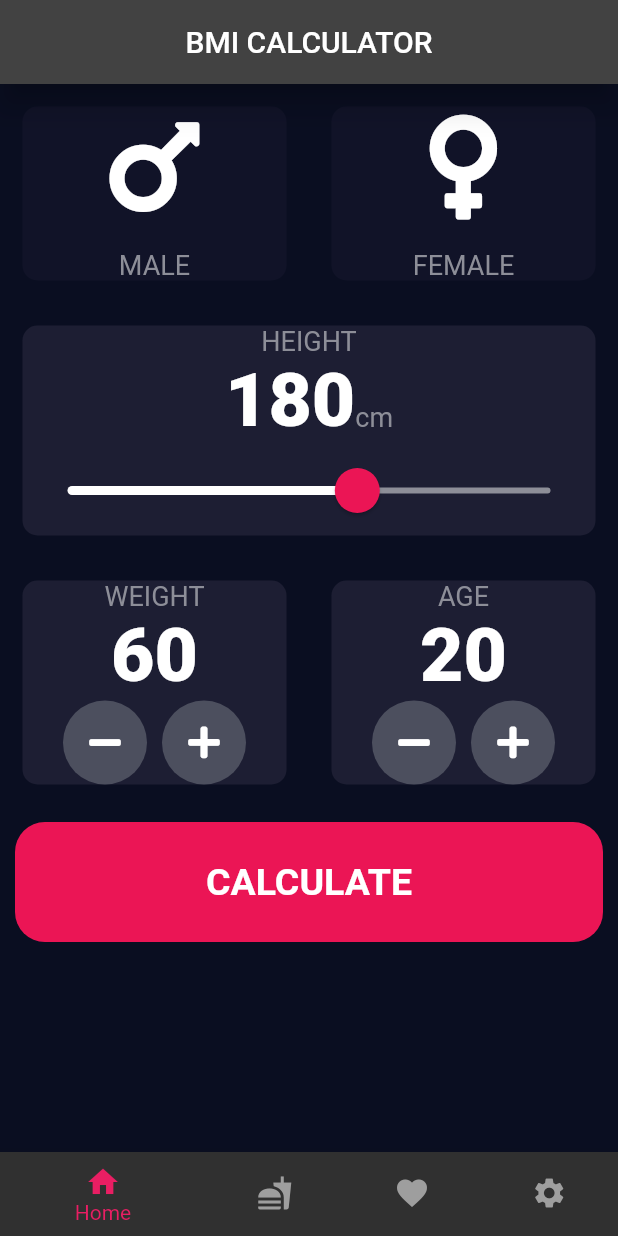
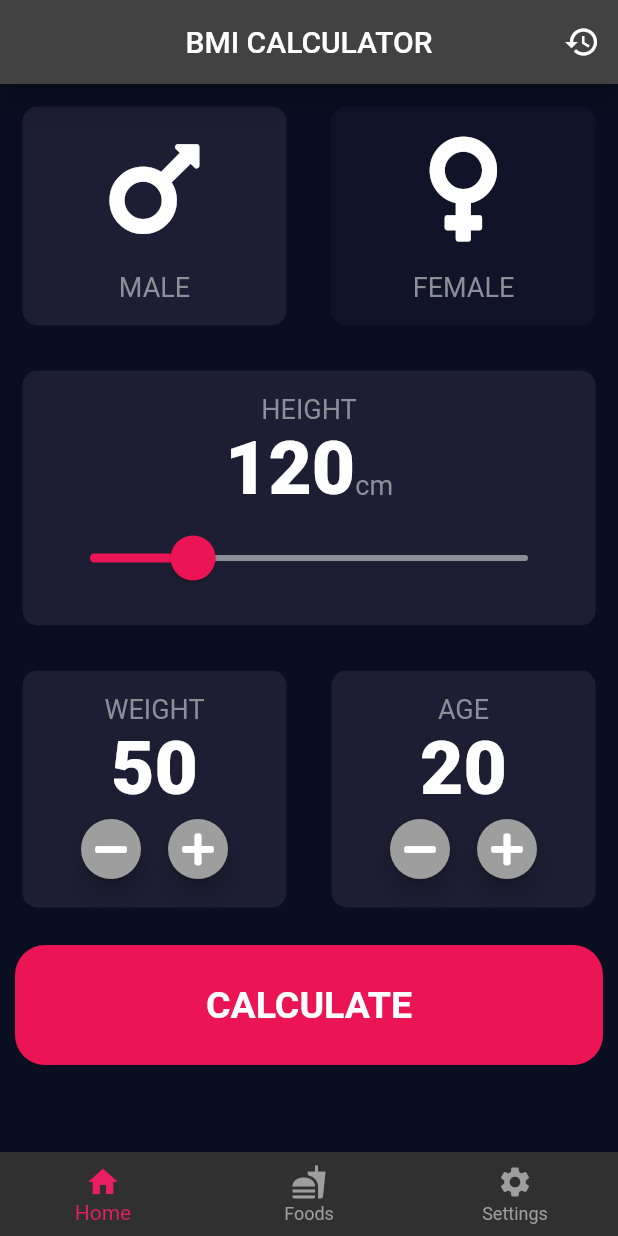
Before and after one commit to ravena4/HealtyCare-Capstone, a Flutter app: the screen it shows after launch, on a phone screen of 412 x 824 dp. Run offline on Flutter 3.47's test engine with Material 2 defaults, Android fonts, the phone set to English and light mode, and no system bars; our stand-ins replace auto_size_text, connectivity, flushbar, flutter_easyrefresh, flutter_local_notifications, font_awesome_flutter and 4 more; missing offline and left inert: flutter_ringtone_player; accounts and stored records are empty.

Commit message:
create a feature save bmi results (history)

```diff
--- a/lib/main.dart
+++ b/lib/main.dart
@@ -1,14 +1,22 @@
 import 'package:flutter/material.dart';
 import 'package:flutter_local_notifications/flutter_local_notifications.dart';
-import 'package:healthy_care/screens/home/input_page.dart';
+import 'package:healthy_care/service/home_page_controller.dart';
+import 'package:healthy_care/model/historyitem.dart';
+import 'package:healthy_care/screens/home/result.dart';
 import 'package:healthy_care/screens/menu.dart';
 import 'package:healthy_care/service/notification_service.dart';
+import 'package:hive/hive.dart';
+import 'package:hive_flutter/hive_flutter.dart';
+import 'package:provider/provider.dart';
 
 final FlutterLocalNotificationsPlugin flutterLocalNotificationsPlugin = FlutterLocalNotificationsPlugin();
 Future<void> main() async {
   WidgetsFlutterBinding.ensureInitialized();
   final NotificationService notificationService = NotificationService();
   await notificationService.initNotification(flutterLocalNotificationsPlugin);
+  await Hive.initFlutter();
+  Hive.registerAdapter(HistoryItemAdapter());
+  await Hive.openBox<HistoryItem>('history');
   runApp(HealtyCare());
 }
 
@@ -17,13 +25,23 @@ const HealtyCare({ Key key }) : super(key: key);
 
   @override
   Widget build(BuildContext context) {
-    return MaterialApp(
-      debugShowCheckedModeBanner: false,
-      theme: ThemeData.dark().copyWith(
-        primaryColor: Color(0xFF0A0E21),
-        scaffoldBackgroundColor: Color(0xFF0A0E21),
+    return MultiProvider(
+      providers: [
+        ChangeNotifierProvider(
+          create: (BuildContext context) => HomePageController(),
+        )
+      ],
+      child: MaterialApp(
+        debugShowCheckedModeBanner: false,
+        theme: ThemeData.dark().copyWith(
+          primaryColor: Color(0xFF0A0E21),
+          scaffoldBackgroundColor: Color(0xFF0A0E21),
+        ),
+        home: BottomNavPage(),
+        routes: {
+          ResultsPage.routeName: (context) => ResultsPage(),
+        },
       ),
-      home: BottomNavPage(),
     );
   }
 }
--- /dev/null
+++ b/lib/model/historyitem.dart
@@ -0,0 +1,13 @@
+import 'package:hive/hive.dart';
+
+part 'historyitem.g.dart';
+
+@HiveType(typeId: 0)
+class HistoryItem extends HiveObject {
+  @HiveField(0)
+  String title;
+  @HiveField(1)
+  String subtitle;
+  @HiveField(2)
+  String trailing;
+}
--- a/lib/screens/home/input_page.dart
+++ b/lib/screens/home/input_page.dart
@@ -1,29 +1,16 @@
 import 'package:flutter/cupertino.dart';
 import 'package:flutter/material.dart';
 import 'package:font_awesome_flutter/font_awesome_flutter.dart';
+import 'package:healthy_care/service/home_page_controller.dart';
+import 'package:healthy_care/screens/history.dart';
 import 'package:healthy_care/util/bottom_button.dart';
-import 'package:healthy_care/util/calculate_brain.dart';
 import 'package:healthy_care/constants.dart';
-import 'package:healthy_care/util/icon_content.dart';
+import 'package:healthy_care/util/gender_container.dart';
 import 'package:healthy_care/util/reusable_card.dart';
-import 'package:healthy_care/util/round_icon_button.dart';
+import 'package:provider/provider.dart';
 import 'result.dart';
 
-enum Gender {
-  male,
-  female,
-}
-
-class InputPage extends StatefulWidget {
-  @override
-  _InputPageState createState() => _InputPageState();
-}
-
-class _InputPageState extends State<InputPage> {
-  Gender selectedGender;
-  int height = 180;
-  int weight = 60;
-  int age = 20;
+class InputPage extends StatelessWidget {
 
   @override
   Widget build(BuildContext context) {
@@ -32,9 +19,16 @@ class _InputPageState extends State<InputPage> {
         centerTitle: true,
         title: Text('BMI CALCULATOR'),
         elevation: 8.0,
+        actions: [
+          IconButton(
+            onPressed: () {
+              showDialog(context: context, builder: (context) => History());
+            },
+            icon: Icon(Icons.history),
+          ),
+        ],
       ),
       body: Column(
-        crossAxisAlignment: CrossAxisAlignment.stretch,
         children: <Widget>[
           Expanded(
             child: SingleChildScrollView(
@@ -45,13 +39,10 @@ class _InputPageState extends State<InputPage> {
                     child: Row(
                       children: <Widget>[
                         Expanded(
-                          child: BoxContainer(
-                            onPress: () {
-                              setState(() {
-                                selectedGender = Gender.male;
-                              });
-                            },
-                            color: selectedGender == Gender.male
+                          child: Consumer<HomePageController>(
+                          builder: (context, value, child) => GenderContainer(
+                            onPress: () => value.changeGender(),
+                            color: value.isMale
                                 ? kActiveCardColour
                                 : kInactiveCardColour,
                             cardChild: IconContents(
@@ -60,19 +51,18 @@ class _InputPageState extends State<InputPage> {
                             ),
                           ),
                         ),
+                        ),
                         Expanded(
-                          child: BoxContainer(
-                            onPress: () {
-                              setState(() {
-                                selectedGender = Gender.female;
-                              });
-                            },
-                            color: selectedGender == Gender.female
+                          child: Consumer<HomePageController>(
+                          builder: (context, value, child) => GenderContainer(
+                            onPress: () => value.changeGender(),
+                            color: !value.isMale
                                 ? kActiveCardColour
                                 : kInactiveCardColour,
                             cardChild: IconContents(
                               icon: FontAwesomeIcons.venus,
                               character: 'FEMALE',
+                            ),
                           ),
                         ),
                         ),
@@ -94,9 +84,10 @@ class _InputPageState extends State<InputPage> {
                             crossAxisAlignment: CrossAxisAlignment.baseline,
                             textBaseline: TextBaseline.alphabetic,
                             children: <Widget>[
-                              Text(
-                                height.toString(),
-                                style: kNumberTextStyle,
+                              Selector<HomePageController, int>(
+                                selector: (_, provider) => provider.getHeight,
+                                builder: (BuildContext context, value, Widget child) =>
+                                    Text(value.round().toString(), style: kNumberTextStyle),
                               ),
                               Text(
                                 'cm',
@@ -104,7 +95,8 @@ class _InputPageState extends State<InputPage> {
                               )
                             ],
                           ),
-                          SliderTheme(
+                          Consumer<HomePageController>(
+                            builder: (BuildContext context, p, _) => SliderTheme(
                               data: SliderTheme.of(context).copyWith(
                                 inactiveTrackColor: Color(0xFF8D8E98),
                                 activeTrackColor: Colors.white,
@@ -116,14 +108,14 @@ class _InputPageState extends State<InputPage> {
                                 RoundSliderOverlayShape(overlayRadius: 30.0),
                               ),
                               child: Slider(
-                              value: height.toDouble(),
-                              min: 120.0,
-                              max: 220.0,
-                              onChanged: (double newValue) {
-                                setState(() {
-                                  height = newValue.round();
-                                });
+                                value: p.getHeight.toDouble(),
+                                max: 250.0,
+                                min: 80.0,
+                                activeColor: kBottomContainerColour,
+                                onChanged: (newHeight) {
+                                  p.heightFunction(newHeight.toInt());
                                 },
+                              ),
                             ),
                           ),
                         ],
@@ -143,30 +135,38 @@ class _InputPageState extends State<InputPage> {
                                   'WEIGHT',
                                   style: kLabelTextStyle,
                                 ),
-                                Text(
-                                  weight.toString(),
+                                Selector<HomePageController, int>(
+                                  selector: (_, provider) => provider.getWeight,
+                                  builder: (context, value, child) => Text(
+                                    value.toString(),
                                     style: kNumberTextStyle,
+                                  ),
                                 ),
                                 Row(
                                   mainAxisAlignment: MainAxisAlignment.center,
                                   children: <Widget>[
-                                    RoundIconButton(
-                                        icon: FontAwesomeIcons.minus,
-                                        onPressed: () {
-                                          setState(() {
-                                            weight--;
-                                          });
-                                        }),
+                                    Consumer<HomePageController>(
+                                        builder: (context, provider, child) => Container(
+                                          child: FloatingActionButton(
+                                            heroTag: 'decreaseWeight',
+                                            mini: true,
+                                            backgroundColor: Colors.grey,
+                                            onPressed: () => provider.decreaseWeight(),
+                                            child: Icon(FontAwesomeIcons.minus, color: Colors.white),
+                                          ),
+                                        )),
                                     SizedBox(
                                       width: 10.0,
                                     ),
-                                    RoundIconButton(
-                                      icon: FontAwesomeIcons.plus,
-                                      onPressed: () {
-                                        setState(() {
-                                          weight++;
-                                        });
-                                      },
+                                    Consumer<HomePageController>(
+                                      builder: (context, provider, child) =>
+                                          FloatingActionButton(
+                                            heroTag: 'increaseWeight',
+                                            mini: true,
+                                            backgroundColor: Colors.grey,
+                                            onPressed: () => provider.increaseWeight(),
+                                            child: Icon(FontAwesomeIcons.plus, color: Colors.white),
+                                          ),
                                     ),
                                   ],
                                 ),
@@ -184,33 +184,39 @@ class _InputPageState extends State<InputPage> {
                                   'AGE',
                                   style: kLabelTextStyle,
                                 ),
-                                Text(
-                                  age.toString(),
+                                Selector<HomePageController, int>(
+                                  selector: (_, provider) => provider.getAge,
+                                  builder: (context, value, child) => Text(
+                                    value.toString(),
                                     style: kNumberTextStyle,
+                                  ),
                                 ),
                                 Row(
                                   mainAxisAlignment: MainAxisAlignment.center,
                                   children: <Widget>[
-                                    RoundIconButton(
-                                      icon: FontAwesomeIcons.minus,
-                                      onPressed: () {
-                                        setState(
-                                              () {
-                                            age--;
-                                          },
-                                        );
-                                      },
+                                    Consumer<HomePageController>(
+                                        builder: (context, provider, child) => Container(
+                                          child: FloatingActionButton(
+                                            heroTag: 'decreaseAge',
+                                            mini: true,
+                                            backgroundColor: Colors.grey,
+                                            onPressed: () => provider.decreaseAge(),
+                                            child: Icon(FontAwesomeIcons.minus, color: Colors.white),
                                           ),
+                                        )),
                                     SizedBox(
                                       width: 10.0,
                                     ),
-                                    RoundIconButton(
-                                        icon: FontAwesomeIcons.plus,
-                                        onPressed: () {
-                                          setState(() {
-                                            age++;
-                                          });
-                                        })
+                                    Consumer<HomePageController>(
+                                      builder: (context, provider, child) =>
+                                          FloatingActionButton(
+                                            heroTag: 'increaseAge',
+                                            mini: true,
+                                            backgroundColor: Colors.grey,
+                                            onPressed: () => provider.increaseAge(),
+                                            child: Icon(FontAwesomeIcons.plus, color: Colors.white),
+                                          ),
+                                    ),
                                   ],
                                 )
                               ],
@@ -223,17 +229,10 @@ class _InputPageState extends State<InputPage> {
                   BottomButton(
                     buttonTitle: 'CALCULATE',
                     onTap: () {
-                      CalculatorBrain calc =
-                      CalculatorBrain(height: height, weight: weight);
-
                       Navigator.push(
                         context,
                         MaterialPageRoute(
-                          builder: (context) => ResultsPage(
-                            bmiResult: calc.calculateBMI(),
-                            resultText: calc.getResult(),
-                            interpretation: calc.getInterpretation(),
-                          ),
+                          builder: (context) => ResultsPage(),
                         ),
                       );
                     },
--- a/lib/screens/menu.dart
+++ b/lib/screens/menu.dart
@@ -1,7 +1,7 @@
 import 'package:flutter/material.dart';
 import 'package:healthy_care/screens/foods/launch_screen.dart';
 import 'package:healthy_care/screens/home/input_page.dart';
-import 'package:healthy_care/setting.dart';
+import 'package:healthy_care/screens/setting.dart';
 
 class BottomNavPage extends StatefulWidget {
   @override
@@ -22,7 +22,6 @@ class _BottomNavPageState extends State<BottomNavPage> {
     final _listPage = <Widget>[
       InputPage(),
       LaunchScreen(),
-      Text('Halaman Favorite'),
       SettingScreen(),
     ];
 
@@ -34,10 +33,6 @@ class _BottomNavPageState extends State<BottomNavPage> {
       BottomNavigationBarItem(
         icon: Icon(Icons.fastfood),
         label: 'Foods',
-      ),
-      BottomNavigationBarItem(
-        icon: Icon(Icons.favorite),
-        label: 'Favorite',
       ),
       BottomNavigationBarItem(
         icon: Icon(Icons.settings),
--- a/lib/util/calculate_brain.dart
+++ /dev/null
@@ -1,36 +0,0 @@
-import 'dart:math';
-
-class CalculatorBrain {
-
-  CalculatorBrain({this.height, this.weight});
-
-  final int height;
-  final int weight;
-
-  double _bmi;
-
-  String calculateBMI() {
-    _bmi = weight / pow(height / 100, 2);
-    return _bmi.toStringAsFixed(1);
-  }
-
-  String getResult() {
-    if (_bmi >= 25) {
-      return 'Overweight';
-    } else if (_bmi > 18.5) {
-      return 'Normal';
-    } else {
-      return 'Underweight';
-    }
-  }
-
-  String getInterpretation() {
-    if (_bmi >= 25) {
-      return 'You have a higher than Body Mass Index than a normal Person ';
-    } else if (_bmi >= 18.5) {
-      return 'You have a normal body mass Index ';
-    } else {
-      return 'You have a lower Body Mass Index ';
-    }
-  }
-}
--- /dev/null
+++ b/lib/util/gender_container.dart
@@ -0,0 +1,59 @@
+import 'package:flutter/material.dart';
+import 'package:healthy_care/service/home_page_controller.dart';
+import 'package:provider/provider.dart';
+
+class GenderContainer extends StatelessWidget {
+  final String gender;
+  final Color color;
+  final Widget cardChild;
+  final Function onPress;
+
+  GenderContainer({this.color, this.cardChild, this.onPress, this.gender});
+
+  @override
+  Widget build(BuildContext context) {
+    return Consumer<HomePageController>(
+      builder: (context, value, child) => GestureDetector(
+        onTap: onPress,
+        child: Container(
+          child: cardChild,
+          margin: EdgeInsets.all(15.0),
+          padding: EdgeInsets.all(15),
+          decoration: BoxDecoration(
+            color: color,
+            borderRadius: BorderRadius.circular(10.0),
+          ),
+        ),
+      ),
+    );
+  }
+}
+
+class IconContents extends StatelessWidget {
+  final String character;
+  final IconData icon;
+  IconContents({this.character, this.icon});
+
+  @override
+  Widget build(BuildContext context) {
+    return Column(
+      mainAxisAlignment: MainAxisAlignment.center,
+      children: <Widget>[
+        Icon(
+          icon,
+          size: 80.0,
+        ),
+        SizedBox(
+          height: 15.0,
+        ),
+        Text(
+          character,
+          style: TextStyle(
+            fontSize: 18.0,
+            color: Color(0xFF8D8E98),
+          ),
+        ),
+      ],
+    );
+  }
+}
--- a/lib/util/icon_content.dart
+++ /dev/null
@@ -1,30 +0,0 @@
-import 'package:flutter/material.dart';
-
-class IconContents extends StatelessWidget {
-  final String character;
-  final IconData icon;
-  IconContents({this.character, this.icon});
-
-  @override
-  Widget build(BuildContext context) {
-    return Column(
-      mainAxisAlignment: MainAxisAlignment.center,
-      children: <Widget>[
-        Icon(
-          icon,
-          size: 80.0,
-        ),
-        SizedBox(
-          height: 15.0,
-        ),
-        Text(
-          character,
-          style: TextStyle(
-            fontSize: 18.0,
-            color: Color(0xFF8D8E98),
-          ),
-        ),
-      ],
-    );
-  }
-}
--- a/lib/util/reusable_card.dart
+++ b/lib/util/reusable_card.dart
@@ -1,4 +1,6 @@
 import 'package:flutter/material.dart';
+import 'package:healthy_care/service/home_page_controller.dart';
+import 'package:provider/provider.dart';
 
 class BoxContainer extends StatelessWidget {
   final Color color;
@@ -9,16 +11,19 @@ class BoxContainer extends StatelessWidget {
 
   @override
   Widget build(BuildContext context) {
-    return GestureDetector(
+    return Consumer<HomePageController>(
+      builder: (context, value, child) => GestureDetector(
         onTap: onPress,
         child: Container(
           child: cardChild,
           margin: EdgeInsets.all(15.0),
+          padding: EdgeInsets.all(15),
           decoration: BoxDecoration(
             color: color,
             borderRadius: BorderRadius.circular(10.0),
           ),
         ),
+      ),
     );
   }
 }
--- a/lib/util/round_icon_button.dart
+++ /dev/null
@@ -1,23 +0,0 @@
-import 'package:flutter/material.dart';
-
-class RoundIconButton extends StatelessWidget {
-  RoundIconButton({@required this.icon, @required this.onPressed});
-
-  final IconData icon;
-  final Function onPressed;
-
-  @override
-  Widget build(BuildContext context) {
-    return RawMaterialButton(
-      elevation: 0.0,
-      child: Icon(icon),
-      onPressed: onPressed,
-      constraints: BoxConstraints.tightFor(
-        width: 56.0,
-        height: 56.0,
-      ),
-      shape: CircleBorder(),
-      fillColor: Color(0xFF4C4F5E),
-    );
-  }
-}
--- a/pubspec.yaml
+++ b/pubspec.yaml
@@ -28,6 +28,9 @@ dependencies:
   intl: ^0.16.0
   flutter_ringtone_player:
   flushbar: ^1.9.1
+  provider: ^4.3.3
+  hive: ^2.0.4
+  hive_flutter: ^1.1.0
 
 dev_dependencies:
   flutter_test:
@@ -38,6 +41,3 @@ flutter:
 
 
   uses-material-design: true
-
-  assets:
-    - assets/
```
Also changed, not shown: lib/screens/history.dart (added, +69 -0 lines), lib/screens/home/result.dart (+41 -19 lines), lib/service/home_page_controller.dart (added, +117 -0 lines), lib/model/historyitem.g.dart (added), lib/screens/setting.dart (renamed from lib/setting.dart), pubspec.lock, 2 other files. Lines whose indentation alone changed are shown as unchanged.
